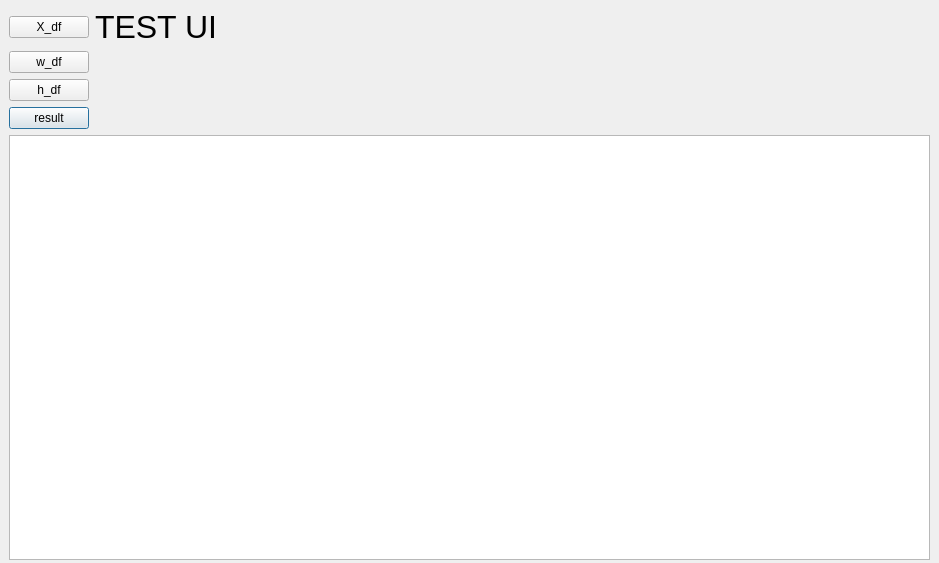
Qt form sonuclar.ui (emirkyz/topic_model_ui) before a commit.
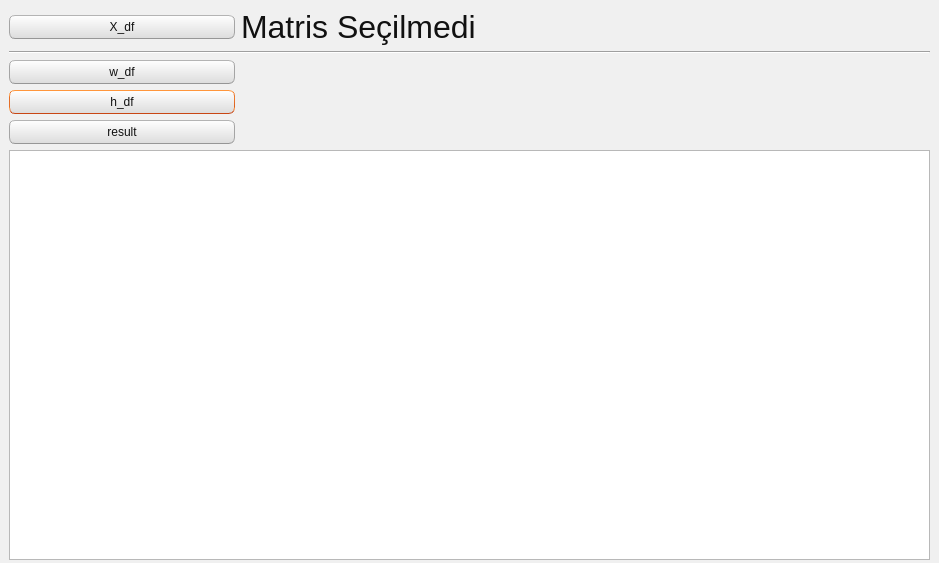
The same form after that commit.

```diff
--- a/sonuclar.ui
+++ b/sonuclar.ui
@@ -13,6 +13,504 @@
   <property name="windowTitle">
    <string>Dialog</string>
   </property>
+  <property name="styleSheet">
+   <string notr="true">/*
+Ubuntu Style Sheet for QT Applications
+Author: Jaime A. Quiroga P.
+Company: GTRONICK
+Last updated: 01/10/2021 (dd/mm/yyyy), 15:18.
+Available at: https://github.com/GTRONICK/QSS/blob/master/Ubuntu.qss
+*/
+QMainWindow {
+	background-color:#f0f0f0;
+}
+QCheckBox {
+	padding:2px;
+}
+QCheckBox:hover {
+	border:1px solid rgb(255,150,60);
+	border-radius:4px;
+	padding: 1px;
+	background-color:qlineargradient(spread:pad, x1:0.5, y1:1, x2:0.5, y2:0, stop:0 rgba(190, 90, 50, 50), stop:1 rgba(250, 130, 40, 50));
+}
+QCheckBox::indicator:checked {
+	border:1px solid rgb(246, 134, 86);
+	border-radius:4px;
+  	background-color:rgb(246, 134, 86)
+}
+QCheckBox::indicator:unchecked {
+	border-width:1px solid rgb(246, 134, 86);
+	border-radius:4px;
+  	background-color:rgb(255,255,255);
+}
+QColorDialog {
+	background-color:#f0f0f0;
+}
+QComboBox {
+	color:rgb(81,72,65);
+	background: #ffffff;
+}
+QComboBox:editable {
+	selection-color:rgb(81,72,65);
+	selection-background-color: #ffffff;
+}
+QComboBox QAbstractItemView {
+	selection-color: #ffffff;
+	selection-background-color: rgb(246, 134, 86);
+}
+QComboBox:!editable:on, QComboBox::drop-down:editable:on {
+	color:  #1e1d23;	
+}
+QDateTimeEdit, QDateEdit, QDoubleSpinBox, QFontComboBox {
+	color:rgb(81,72,65);
+	background-color: #ffffff;
+}
+
+QDialog {
+	background-color:#f0f0f0;
+}
+
+QLabel,QLineEdit {
+	color:rgb(17,17,17);
+}
+QLineEdit {
+	background-color:rgb(255,255,255);
+	selection-background-color:rgb(236,116,64);
+}
+QMenuBar {
+	color:rgb(223,219,210);
+	background-color:rgb(65,64,59);
+}
+QMenuBar::item {
+	padding-top:4px;
+	padding-left:4px;
+	padding-right:4px;
+	color:rgb(223,219,210);
+	background-color:rgb(65,64,59);
+}
+QMenuBar::item:selected {
+	color:rgb(255,255,255);
+	padding-top:2px;
+	padding-left:2px;
+	padding-right:2px;
+	border-top-width:2px;
+	border-left-width:2px;
+	border-right-width:2px;
+	border-top-right-radius:4px;
+	border-top-left-radius:4px;
+	border-style:solid;
+	background-color:rgb(65,64,59);
+	border-top-color: rgb(47,47,44);
+	border-right-color: qlineargradient(spread:pad, x1:0, y1:1, x2:1, y2:0, stop:0 rgba(90, 87, 78, 255), stop:1 rgba(47,47,44, 255));
+	border-left-color:  qlineargradient(spread:pad, x1:1, y1:0, x2:0, y2:0, stop:0 rgba(90, 87, 78, 255), stop:1 rgba(47,47,44, 255));
+}
+QMenu {
+	color:rgb(223,219,210);
+	background-color:rgb(65,64,59);
+}
+QMenu::item {
+	color:rgb(223,219,210);
+	padding:4px 10px 4px 20px;
+}
+QMenu::item:selected {
+	color:rgb(255,255,255);
+	background-color: qlineargradient(spread:pad, x1:0.5, y1:1, x2:0.5, y2:0, stop:0 rgba(225, 108, 54, 255), stop:1 rgba(246, 134, 86, 255));
+	border-style:solid;
+	border-width:3px;
+	padding:4px 7px 4px 17px;
+	border-bottom-color:qlineargradient(spread:pad, x1:0.5, y1:1, x2:0.5, y2:0, stop:0 rgba(175,85,48,255), stop:1 rgba(236,114,67, 255));
+	border-top-color:qlineargradient(spread:pad, x1:0.5, y1:1, x2:0.5, y2:0, stop:0 rgba(253,156,113,255), stop:1 rgba(205,90,46, 255));
+	border-right-color:qlineargradient(spread:pad, x1:0, y1:0.5, x2:1, y2:0.5, stop:0 rgba(253,156,113,255), stop:1 rgba(205,90,46, 255));
+	border-left-color:qlineargradient(spread:pad, x1:1, y1:0.5, x2:0, y2:0.5, stop:0 rgba(253,156,113,255), stop:1 rgba(205,90,46, 255));
+}
+QPlainTextEdit {
+	border: 1px solid transparent;
+	color:rgb(17,17,17);
+	selection-background-color:rgb(236,116,64);
+    background-color: #FFFFFF;
+}
+QProgressBar {
+	text-align: center;
+	color: rgb(0, 0, 0);
+	border: 1px inset rgb(150,150,150); 
+	border-radius: 10px;
+	background-color:rgb(221,221,219);
+}
+QProgressBar::chunk:horizontal {
+	background-color: qlineargradient(spread:pad, x1:0.5, y1:1, x2:0.5, y2:0, stop:0 rgba(225, 108, 54, 255), stop:1 rgba(246, 134, 86, 255));
+	border:1px solid;
+	border-radius:8px;
+	border-bottom-color:qlineargradient(spread:pad, x1:0.5, y1:1, x2:0.5, y2:0, stop:0 rgba(175,85,48,255), stop:1 rgba(236,114,67, 255));
+	border-top-color:qlineargradient(spread:pad, x1:0.5, y1:1, x2:0.5, y2:0, stop:0 rgba(253,156,113,255), stop:1 rgba(205,90,46, 255));
+	border-right-color:qlineargradient(spread:pad, x1:0, y1:0.5, x2:1, y2:0.5, stop:0 rgba(253,156,113,255), stop:1 rgba(205,90,46, 255));
+	border-left-color:qlineargradient(spread:pad, x1:1, y1:0.5, x2:0, y2:0.5, stop:0 rgba(253,156,113,255), stop:1 rgba(205,90,46, 255));
+}
+QPushButton{
+	color:rgb(17,17,17);
+	border-width: 1px;
+	border-radius: 6px;
+	border-bottom-color: rgb(150,150,150);
+	border-right-color: rgb(165,165,165);
+	border-left-color: rgb(165,165,165);
+	border-top-color: rgb(180,180,180);
+	border-style: solid;
+	padding: 4px;
+	background-color: qlineargradient(spread:pad, x1:0.5, y1:1, x2:0.5, y2:0, stop:0 rgba(220, 220, 220, 255), stop:1 rgba(255, 255, 255, 255));
+}
+QPushButton:hover{
+	color:rgb(17,17,17);
+	border-width: 1px;
+	border-radius:6px;
+	border-top-color: rgb(255,150,60);
+	border-right-color: qlineargradient(spread:pad, x1:0, y1:1, x2:1, y2:0, stop:0 rgba(200, 70, 20, 255), stop:1 rgba(255,150,60, 255));
+	border-left-color:  qlineargradient(spread:pad, x1:1, y1:0, x2:0, y2:0, stop:0 rgba(200, 70, 20, 255), stop:1 rgba(255,150,60, 255));
+	border-bottom-color: rgb(200,70,20);
+	border-style: solid;
+	padding: 2px;
+	background-color: qlineargradient(spread:pad, x1:0.5, y1:1, x2:0.5, y2:0, stop:0 rgba(220, 220, 220, 255), stop:1 rgba(255, 255, 255, 255));
+}
+QPushButton:default{
+	color:rgb(17,17,17);
+	border-width: 1px;
+	border-radius:6px;
+	border-top-color: rgb(255,150,60);
+	border-right-color: qlineargradient(spread:pad, x1:0, y1:1, x2:1, y2:0, stop:0 rgba(200, 70, 20, 255), stop:1 rgba(255,150,60, 255));
+	border-left-color:  qlineargradient(spread:pad, x1:1, y1:0, x2:0, y2:0, stop:0 rgba(200, 70, 20, 255), stop:1 rgba(255,150,60, 255));
+	border-bottom-color: rgb(200,70,20);
+	border-style: solid;
+	padding: 2px;
+	background-color: qlineargradient(spread:pad, x1:0.5, y1:1, x2:0.5, y2:0, stop:0 rgba(220, 220, 220, 255), stop:1 rgba(255, 255, 255, 255));
+}
+QPushButton:pressed{
+	color:rgb(17,17,17);
+	border-width: 1px;
+	border-radius: 6px;
+	border-width: 1px;
+	border-top-color: rgba(255,150,60,200);
+	border-right-color: qlineargradient(spread:pad, x1:0, y1:1, x2:1, y2:0, stop:0 rgba(200, 70, 20, 255), stop:1 rgba(255,150,60, 200));
+	border-left-color:  qlineargradient(spread:pad, x1:1, y1:0, x2:0, y2:0, stop:0 rgba(200, 70, 20, 255), stop:1 rgba(255,150,60, 200));
+	border-bottom-color: rgba(200,70,20,200);
+	border-style: solid;
+	padding: 2px;
+	background-color: qlineargradient(spread:pad, x1:0.5, y1:0, x2:0.5, y2:1, stop:0 rgba(220, 220, 220, 255), stop:1 rgba(255, 255, 255, 255));
+}
+QPushButton:disabled{
+	color:rgb(174,167,159);
+	border-width: 1px;
+	border-radius: 6px;
+	background-color: qlineargradient(spread:pad, x1:0.5, y1:1, x2:0.5, y2:0, stop:0 rgba(200, 200, 200, 255), stop:1 rgba(230, 230, 230, 255));
+}
+QRadioButton {
+	padding: 1px;
+}
+QRadioButton::indicator:checked {
+	height: 10px;
+	width: 10px;
+	border-style:solid;
+	border-radius:5px;
+	border-width: 1px;
+	border-color: rgba(246, 134, 86, 255);
+	color: #a9b7c6;
+	background-color:rgba(246, 134, 86, 255);
+}
+QRadioButton::indicator:!checked {
+	height: 10px;
+	width: 10px;
+	border-style:solid;
+	border-radius:5px;
+	border-width: 1px;
+	border-color: rgb(246, 134, 86);
+	color: #a9b7c6;
+	background-color: transparent;
+}
+QScrollArea {
+	color: white;
+	background-color:#f0f0f0;
+}
+QSlider::groove {
+	border-style: solid;
+	border-width: 1px;
+	border-color: rgb(207,207,207);
+}
+QSlider::groove:horizontal {
+	height: 5px;
+	background: rgb(246, 134, 86);
+}
+QSlider::groove:vertical {
+	width: 5px;
+	background: rgb(246, 134, 86);
+}
+QSlider::handle:horizontal {
+	background: rgb(253,253,253);
+	border-style: solid;
+	border-width: 1px;
+	border-color: rgb(207,207,207);
+	width: 12px;
+	margin: -5px 0;
+	border-radius: 7px;
+}
+QSlider::handle:vertical {
+	background: rgb(253,253,253);
+	border-style: solid;
+	border-width: 1px;
+	border-color: rgb(207,207,207);
+	height: 12px;
+	margin: 0 -5px;
+	border-radius: 7px;
+}
+QSlider::add-page:horizontal, QSlider::add-page:vertical {
+ 	background: white;
+}
+QSlider::sub-page:horizontal, QSlider::sub-page:vertical {
+	background: rgb(246, 134, 86);
+}
+QStatusBar, QSpinBox {
+	color:rgb(81,72,65);
+}
+QSpinBox {
+	background-color: #ffffff;
+}
+QScrollBar:horizontal {
+	max-height: 20px;
+	border: 1px transparent;
+	margin: 0px 20px 0px 20px;
+}
+QScrollBar::handle:horizontal {
+	background: rgb(253,253,253);
+	border: 1px solid rgb(207,207,207);
+	border-radius: 7px;
+	min-width: 25px;
+}
+QScrollBar::handle:horizontal:hover {
+	background: rgb(253,253,253);
+	border: 1px solid rgb(255,150,60);
+	border-radius: 7px;
+	min-width: 25px;
+}
+QScrollBar::add-line:horizontal {
+  	border: 1px solid rgb(207,207,207);
+  	border-top-right-radius: 7px;
+  	border-top-left-radius: 7px;
+  	border-bottom-right-radius: 7px;
+  	background: rgb(255, 255, 255);
+  	width: 20px;
+  	subcontrol-position: right;
+  	subcontrol-origin: margin;
+}
+QScrollBar::add-line:horizontal:hover {
+  	border: 1px solid rgb(255,150,60);
+  	border-top-right-radius: 7px;
+  	border-top-left-radius: 7px;
+  	border-bottom-right-radius: 7px;
+  	background: rgb(255, 255, 255);
+  	width: 20px;
+  	subcontrol-position: right;
+  	subcontrol-origin: margin;
+}
+QScrollBar::add-line:horizontal:pressed {
+  	border: 1px solid grey;
+  	border-top-left-radius: 7px;
+  	border-top-right-radius: 7px;
+  	border-bottom-right-radius: 7px;
+  	background: rgb(231,231,231);
+  	width: 20px;
+  	subcontrol-position: right;
+  	subcontrol-origin: margin;
+}
+QScrollBar::sub-line:horizontal {
+  	border: 1px solid rgb(207,207,207);
+  	border-top-right-radius: 7px;
+  	border-top-left-radius: 7px;
+  	border-bottom-left-radius: 7px;
+  	background: rgb(255, 255, 255);
+  	width: 20px;
+  	subcontrol-position: left;
+  	subcontrol-origin: margin;
+}
+QScrollBar::sub-line:horizontal:hover {
+  	border: 1px solid rgb(255,150,60);
+  	border-top-right-radius: 7px;
+  	border-top-left-radius: 7px;
+  	border-bottom-left-radius: 7px;
+  	background: rgb(255, 255, 255);
+  	width: 20px;
+  	subcontrol-position: left;
+  	subcontrol-origin: margin;
+}
+QScrollBar::sub-line:horizontal:pressed {
+  	border: 1px solid grey;
+  	border-top-right-radius: 7px;
+  	border-top-left-radius: 7px;
+  	border-bottom-left-radius: 7px;
+  	background: rgb(231,231,231);
+  	width: 20px;
+  	subcontrol-position: left;
+  	subcontrol-origin: margin;
+}
+QScrollBar::left-arrow:horizontal {
+  	border: 1px transparent grey;
+  	border-top-left-radius: 3px;
+  	border-bottom-left-radius: 3px;
+  	width: 6px;
+  	height: 6px;
+  	background: rgb(230,230,230);
+}
+QScrollBar::right-arrow:horizontal {
+	border: 1px transparent grey;
+	border-top-right-radius: 3px;
+	border-bottom-right-radius: 3px;
+  	width: 6px;
+  	height: 6px;
+ 	background: rgb(230,230,230);
+}
+QScrollBar::add-page:horizontal, QScrollBar::sub-page:horizontal {
+ 	background: none;
+} 
+QScrollBar:vertical {
+	max-width: 20px;
+	border: 1px transparent grey;
+	margin: 20px 0px 20px 0px;
+}
+QScrollBar::add-line:vertical {
+	border: 1px solid;
+	border-color: rgb(207,207,207);
+	border-bottom-right-radius: 7px;
+	border-bottom-left-radius: 7px;
+	border-top-left-radius: 7px;
+	background: rgb(255, 255, 255);
+  	height: 20px;
+  	subcontrol-position: bottom;
+  	subcontrol-origin: margin;
+}
+QScrollBar::add-line:vertical:hover {
+  	border: 1px solid;
+  	border-color: rgb(255,150,60);
+  	border-bottom-right-radius: 7px;
+  	border-bottom-left-radius: 7px;
+  	border-top-left-radius: 7px;
+  	background: rgb(255, 255, 255);
+  	height: 20px;
+  	subcontrol-position: bottom;
+  	subcontrol-origin: margin;
+}
+QScrollBar::add-line:vertical:pressed {
+  	border: 1px solid grey;
+  	border-bottom-left-radius: 7px;
+  	border-bottom-right-radius: 7px;
+  	border-top-left-radius: 7px;
+  	background: rgb(231,231,231);
+  	height: 20px;
+  	subcontrol-position: bottom;
+  	subcontrol-origin: margin;
+}
+QScrollBar::sub-line:vertical {
+  	border: 1px solid rgb(207,207,207);
+  	border-top-right-radius: 7px;
+  	border-top-left-radius: 7px;
+  	border-bottom-left-radius: 7px;
+  	background: rgb(255, 255, 255);
+  	height: 20px;
+  	subcontrol-position: top;
+  	subcontrol-origin: margin;
+}
+QScrollBar::sub-line:vertical:hover {
+  	border: 1px solid rgb(255,150,60);
+  	border-top-right-radius: 7px;
+  	border-top-left-radius: 7px;
+  	border-bottom-left-radius: 7px;
+	background: rgb(255, 255, 255);
+  	height: 20px;
+  	subcontrol-position: top;
+  	subcontrol-origin: margin;
+}
+QScrollBar::sub-line:vertical:pressed {
+  	border: 1px solid grey;
+  	border-top-left-radius: 7px;
+  	border-top-right-radius: 7px;
+  	background: rgb(231,231,231);
+ 	height: 20px;
+  	subcontrol-position: top;
+  	subcontrol-origin: margin;
+}
+QScrollBar::handle:vertical {
+	background: rgb(253,253,253);
+	border: 1px solid rgb(207,207,207);
+	border-radius: 7px;
+	min-height: 25px;
+}
+QScrollBar::handle:vertical:hover {
+	background: rgb(253,253,253);
+	border: 1px solid rgb(255,150,60);
+	border-radius: 7px;
+	min-height: 25px;
+}
+QScrollBar::up-arrow:vertical {
+	border: 1px transparent grey;
+  	border-top-left-radius: 3px;
+	border-top-right-radius: 3px;
+  	width: 6px;
+  	height: 6px;
+  	background: rgb(230,230,230);
+}
+QScrollBar::down-arrow:vertical {
+  	border: 1px transparent grey;
+  	border-bottom-left-radius: 3px;
+  	border-bottom-right-radius: 3px;
+  	width: 6px;
+  	height: 6px;
+  	background: rgb(230,230,230);
+}
+QScrollBar::add-page:vertical, QScrollBar::sub-page:vertical {
+  	background: none;
+}
+QTabWidget {
+	color:rgb(0,0,0);
+	background-color:rgb(247,246,246);
+}
+QTabWidget::pane {
+	border-color: rgb(180,180,180);
+	background-color:rgb(247,246,246);
+	border-style: solid;
+	border-width: 1px;
+  	border-radius: 6px;
+}
+QTabBar::tab {
+	padding-left:4px;
+	padding-right:4px;
+	padding-bottom:2px;
+	padding-top:2px;
+	color:rgb(81,72,65);
+  	background-color: qlineargradient(spread:pad, x1:0.5, y1:1, x2:0.5, y2:0, stop:0 rgba(221,218,217,255), stop:1 rgba(240,239,238,255));
+	border-style: solid;
+	border-width: 1px;
+  	border-top-right-radius:4px;
+	border-top-left-radius:4px;
+	border-top-color: rgb(180,180,180);
+	border-left-color: rgb(180,180,180);
+	border-right-color: rgb(180,180,180);
+	border-bottom-color: transparent;
+}
+QTabBar::tab:selected, QTabBar::tab:last:selected, QTabBar::tab:hover {
+  	background-color:rgb(247,246,246);
+  	margin-left: 0px;
+  	margin-right: 1px;
+}
+QTabBar::tab:!selected {
+	margin-top: 1px;
+	margin-right: 1px;
+}
+QTextEdit {
+	border-width: 1px;
+	border-style: solid;
+	border-color:transparent;
+	color:rgb(17,17,17);
+	selection-background-color:rgb(236,116,64);
+}
+QTimeEdit, QToolBox, QToolBox::tab, QToolBox::tab:selected {
+	color:rgb(81,72,65);
+	background-color: #ffffff;
+}</string>
+  </property>
   <widget class="QWidget" name="gridLayoutWidget">
    <property name="geometry">
     <rect>
@@ -23,14 +521,7 @@
     </rect>
    </property>
    <layout class="QGridLayout" name="gridLayout">
-    <item row="4" column="0">
-     <widget class="QPushButton" name="result_buton">
-      <property name="text">
-       <string>result</string>
-      </property>
-     </widget>
-    </item>
-    <item row="5" column="0" colspan="4">
+    <item row="11" column="0" colspan="4">
      <widget class="QTableView" name="tableView">
       <property name="font">
        <font>
@@ -69,12 +560,8 @@
       </attribute>
      </widget>
     </item>
-    <item row="3" column="0">
-     <widget class="QPushButton" name="h_buton">
-      <property name="text">
-       <string>h_df</string>
-      </property>
-     </widget>
+    <item row="4" column="0">
+     <layout class="QVBoxLayout" name="verticalLayout_2"/>
     </item>
     <item row="1" column="1" colspan="3">
      <widget class="QLabel" name="label">
@@ -84,27 +571,21 @@
        </font>
       </property>
       <property name="text">
-       <string>TEST UI</string>
+       <string>Matris Seçilmedi</string>
       </property>
      </widget>
     </item>
-    <item row="3" column="2">
-     <spacer name="horizontalSpacer">
-      <property name="orientation">
-       <enum>Qt::Horizontal</enum>
+    <item row="7" column="0">
+     <widget class="QPushButton" name="h_buton">
+      <property name="text">
+       <string>h_df</string>
       </property>
-      <property name="sizeHint" stdset="0">
-       <size>
-        <width>40</width>
-        <height>20</height>
-       </size>
-      </property>
-     </spacer>
+     </widget>
     </item>
-    <item row="2" column="0">
-     <widget class="QPushButton" name="w_buton">
+    <item row="8" column="0">
+     <widget class="QPushButton" name="result_buton">
       <property name="text">
-       <string>w_df</string>
+       <string>result</string>
       </property>
      </widget>
     </item>
@@ -115,6 +596,20 @@
       </property>
      </widget>
     </item>
+    <item row="6" column="0">
+     <widget class="QPushButton" name="w_buton">
+      <property name="text">
+       <string>w_df</string>
+      </property>
+     </widget>
+    </item>
+    <item row="2" column="0" colspan="4">
+     <widget class="Line" name="line">
+      <property name="orientation">
+       <enum>Qt::Horizontal</enum>
+      </property>
+     </widget>
+    </item>
    </layout>
   </widget>
  </widget>
```
